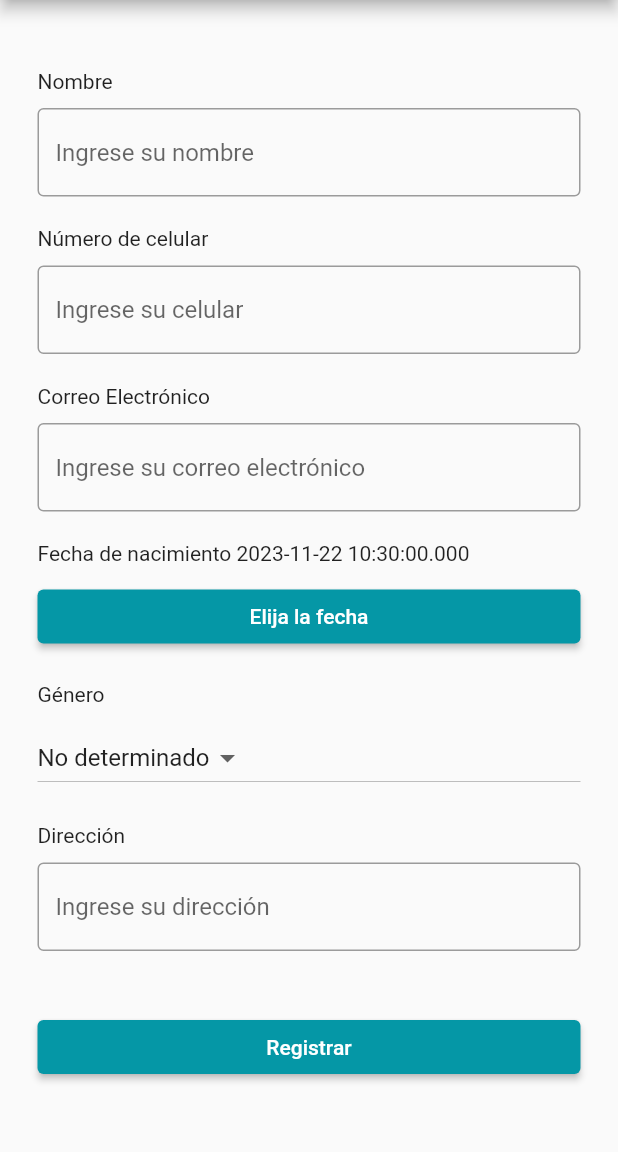
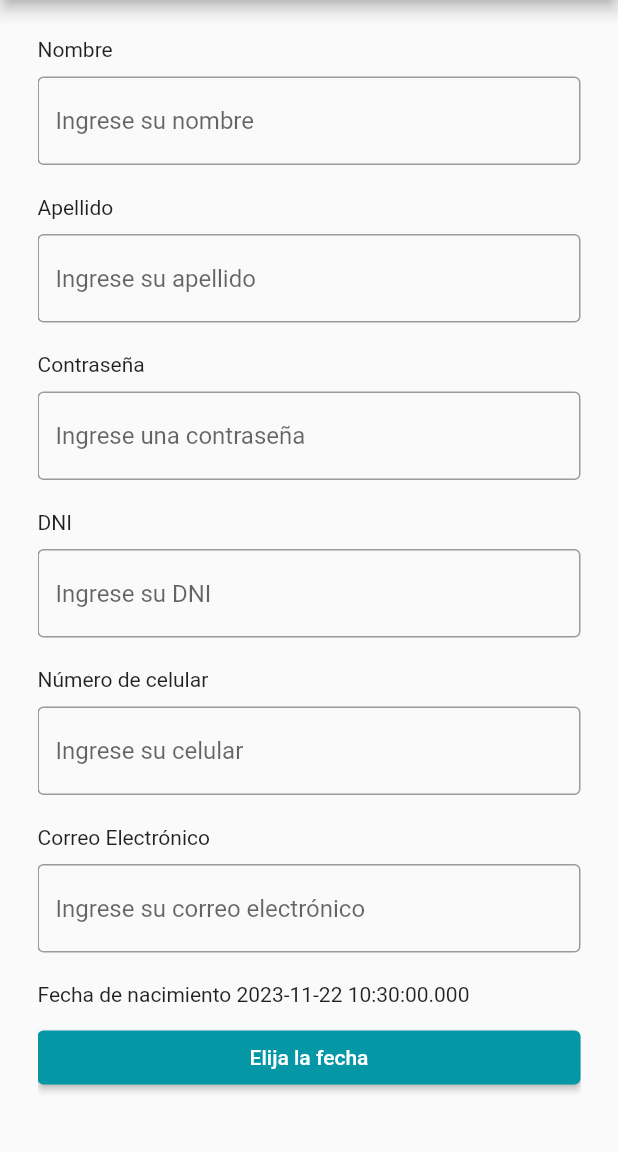
Before and after one commit to CC238-202302-WS61-GRUPO01/kindcoins_flutterapp, a Flutter app: the RegistroScreen screen opened directly, on a phone screen of 412 x 824 dp, the part 84-1236 px from its top. Run offline on Flutter 3.47's test engine with Material 2 defaults, Android fonts, the phone set to English and light mode, and no system bars; our stand-ins replace carousel_slider, flutter_credit_card, google_fonts, google_maps_flutter, image_picker.

Commit message:
fix merge

```diff
--- a/lib/screens/register/register_screen.dart
+++ b/lib/screens/register/register_screen.dart
@@ -1,5 +1,8 @@
 import 'package:flutter/material.dart';
+import 'package:kindcoins_flutterapp/models/user_model.dart';
+import 'package:kindcoins_flutterapp/models/user_request.dart';
 import 'package:kindcoins_flutterapp/screens/home/home_screen.dart';
+import 'package:kindcoins_flutterapp/services/api_service.dart';
 
 class RegistroScreen extends StatefulWidget {
   @override
@@ -8,10 +11,13 @@ class RegistroScreen extends StatefulWidget {
 
 class _RegistroBState extends State<RegistroScreen> {
   TextEditingController nameController = TextEditingController();
+  TextEditingController lastNameController = TextEditingController();
+  TextEditingController dniController = TextEditingController();
   TextEditingController phoneController = TextEditingController();
   TextEditingController emailController = TextEditingController();
   TextEditingController birthdayController = TextEditingController();
   TextEditingController addressController = TextEditingController();
+  TextEditingController passwordController = TextEditingController();
   String genderValue = 'No determinado';
 
   DateTime selectedDate = DateTime.now();
@@ -21,23 +27,23 @@ class _RegistroBState extends State<RegistroScreen> {
         context: context,
         initialDate: DateTime.now(),
         firstDate: DateTime(1900),
-        lastDate: DateTime(2015)
-    );
+        lastDate: DateTime(2015));
   }
-  bool _checkControllers(){
-    if(nameController.text.isEmpty ||
+
+  bool _checkControllers() {
+    if (nameController.text.isEmpty ||
+        lastNameController.text.isEmpty ||
+        lastNameController.text.isEmpty ||
         phoneController.text.isEmpty ||
         emailController.text.isEmpty ||
         birthdayController.text.isEmpty ||
         addressController.text.isEmpty ||
-        genderValue.isEmpty
-    ){
+        genderValue.isEmpty) {
       return true;
     }
-    if(phoneController.text.length!=15 ||
+    if (phoneController.text.length != 15 ||
         !emailController.text.contains("@") ||
-        !emailController.text.contains(".com")
-    ){
+        !emailController.text.contains(".com")) {
       return true;
     }
     return false;
@@ -45,6 +51,8 @@ class _RegistroBState extends State<RegistroScreen> {
 
   @override
   Widget build(BuildContext context) {
+    ApiService apiService = new ApiService("");
+
     return Scaffold(
         appBar: AppBar(
           backgroundColor: Color.fromARGB(255, 5, 151, 166),
@@ -66,7 +74,67 @@ class _RegistroBState extends State<RegistroScreen> {
                         border: OutlineInputBorder(),
                         hintText: 'Ingrese su nombre',
                         focusedBorder: OutlineInputBorder(
-                          borderSide: BorderSide(color: Color.fromARGB(255, 5, 151, 166)), // Color del borde al recibir foco
+                          borderSide: BorderSide(
+                              color: Color.fromARGB(255, 5, 151,
+                                  166)), // Color del borde al recibir foco
+                        ),
+                      ),
+                    ),
+                    const SizedBox(
+                      height: 20,
+                    ),
+                    const Text("Apellido"),
+                    const SizedBox(
+                      height: 10,
+                    ),
+                    TextField(
+                      controller: lastNameController,
+                      decoration: const InputDecoration(
+                        border: OutlineInputBorder(),
+                        hintText: 'Ingrese su apellido',
+                        focusedBorder: OutlineInputBorder(
+                          borderSide: BorderSide(
+                              color: Color.fromARGB(255, 5, 151,
+                                  166)), // Color del borde al recibir foco
+                        ),
+                      ),
+                    ),
+                    const SizedBox(
+                      height: 20,
+                    ),
+                    const Text("Contraseña"),
+                    const SizedBox(
+                      height: 10,
+                    ),
+                    TextField(
+                      obscureText: true,
+                      controller: passwordController,
+                      decoration: const InputDecoration(
+                        border: OutlineInputBorder(),
+                        hintText: 'Ingrese una contraseña',
+                        focusedBorder: OutlineInputBorder(
+                          borderSide: BorderSide(
+                              color: Color.fromARGB(255, 5, 151,
+                                  166)), // Color del borde al recibir foco
+                        ),
+                      ),
+                    ),
+                    const SizedBox(
+                      height: 20,
+                    ),
+                    const Text("DNI"),
+                    const SizedBox(
+                      height: 10,
+                    ),
+                    TextField(
+                      controller: dniController,
+                      decoration: const InputDecoration(
+                        border: OutlineInputBorder(),
+                        hintText: 'Ingrese su DNI',
+                        focusedBorder: OutlineInputBorder(
+                          borderSide: BorderSide(
+                              color: Color.fromARGB(255, 5, 151,
+                                  166)), // Color del borde al recibir foco
                         ),
                       ),
                     ),
@@ -83,7 +151,9 @@ class _RegistroBState extends State<RegistroScreen> {
                         border: OutlineInputBorder(),
                         hintText: 'Ingrese su celular',
                         focusedBorder: OutlineInputBorder(
-                          borderSide: BorderSide(color: Color.fromARGB(255, 5, 151, 166)), // Color del borde al recibir foco
+                          borderSide: BorderSide(
+                              color: Color.fromARGB(255, 5, 151,
+                                  166)), // Color del borde al recibir foco
                         ),
                       ),
                     ),
@@ -100,7 +170,9 @@ class _RegistroBState extends State<RegistroScreen> {
                         border: OutlineInputBorder(),
                         hintText: 'Ingrese su correo electrónico',
                         focusedBorder: OutlineInputBorder(
-                          borderSide: BorderSide(color: Color.fromARGB(255, 5, 151, 166)), // Color del borde al recibir foco
+                          borderSide: BorderSide(
+                              color: Color.fromARGB(255, 5, 151,
+                                  166)), // Color del borde al recibir foco
                         ),
                       ),
                     ),
@@ -112,10 +184,10 @@ class _RegistroBState extends State<RegistroScreen> {
                       height: 10,
                     ),
                     ElevatedButton(
-                        child: Text("Elija la fecha"),
-                        style: ElevatedButton.styleFrom(
-                          backgroundColor: Color.fromARGB(255, 5, 151, 166),
-                        ),
+                      child: Text("Elija la fecha"),
+                      style: ElevatedButton.styleFrom(
+                        backgroundColor: Color.fromARGB(255, 5, 151, 166),
+                      ),
                       onPressed: () async {
                         final DateTime? dateTime = await showDatePicker(
                           context: context,
@@ -126,8 +198,10 @@ class _RegistroBState extends State<RegistroScreen> {
                             return Theme(
                               data: ThemeData.light().copyWith(
                                 primaryColor: Color.fromARGB(255, 5, 151, 166),
-                                colorScheme: ColorScheme.light(primary: Color.fromARGB(255, 5, 151, 166)),
-                                buttonTheme: ButtonThemeData(textTheme: ButtonTextTheme.primary),
+                                colorScheme: ColorScheme.light(
+                                    primary: Color.fromARGB(255, 5, 151, 166)),
+                                buttonTheme: ButtonThemeData(
+                                    textTheme: ButtonTextTheme.primary),
                               ),
                               child: child!,
                             );
@@ -162,7 +236,8 @@ class _RegistroBState extends State<RegistroScreen> {
                         DropdownMenuItem(
                             value: 'Femenino', child: Text('Femenino')),
                         DropdownMenuItem(
-                            value: 'No determinado', child: Text('No determinado'))
+                            value: 'No determinado',
+                            child: Text('No determinado'))
                       ],
                     ),
                     //Espacio extra
@@ -179,7 +254,9 @@ class _RegistroBState extends State<RegistroScreen> {
                         border: OutlineInputBorder(),
                         hintText: 'Ingrese su dirección',
                         focusedBorder: OutlineInputBorder(
-                          borderSide: BorderSide(color: Color.fromARGB(255, 5, 151, 166)), // Color del borde al recibir foco
+                          borderSide: BorderSide(
+                              color: Color.fromARGB(255, 5, 151,
+                                  166)), // Color del borde al recibir foco
                         ),
                       ),
                     ),
@@ -191,6 +268,19 @@ class _RegistroBState extends State<RegistroScreen> {
                     ElevatedButton(
                       onPressed: () {
                         if (_checkControllers()) {
+                          var user = UserRequest(
+                              firstName: nameController.text,
+                              lastName: lastNameController.text,
+                              photo:
+                              "https://cdn-icons-png.flaticon.com/512/21/21104.png",
+                              dni: dniController.text,
+                              phone: phoneController.text,
+                              email: emailController.text,
+                              password: passwordController.text,
+                              suscriptionPlanId: 1);
+
+                          apiService.createUser(user);
+
                           Navigator.push(
                               context,
                               MaterialPageRoute(
```
Also changed, not shown: lib/models/campaign_model.dart (+4 -3 lines), lib/screens/login/login_screen.dart (+13 -2 lines).
